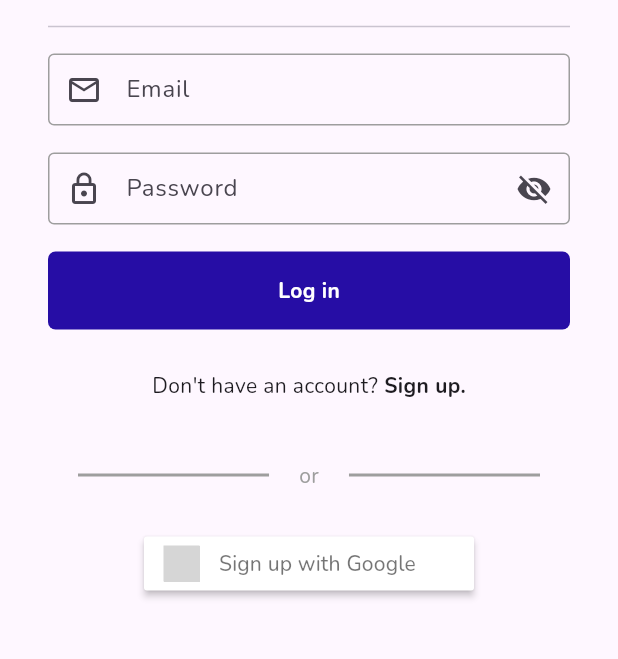
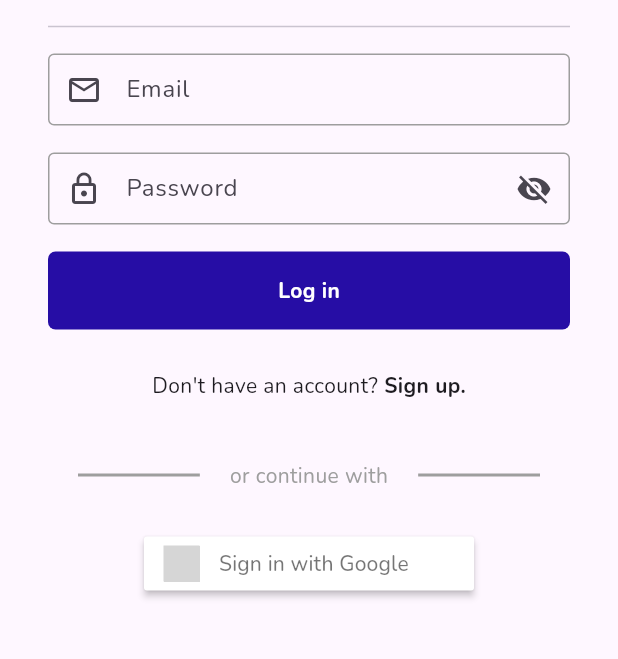
Before and after one commit to ronhedwigzape/bscs_chat, a Flutter app: the screen it shows after launch, on a phone screen of 412 x 824 dp, the part 368-1027 px from its top. Run offline on Flutter 3.47's test engine with Material 3 defaults, Android fonts, the light colour scheme and no system bars; drawn by our look-alikes of overlay_support; our stand-ins replace cloud_firestore, firebase_auth, firebase_core, firebase_storage, flutter_signin_button, google_fonts and 4 more; accounts and stored records are empty; grey boxes are pictures that could not be loaded.

Commit message:
refactor: improve login ui

```diff
--- a/lib/screens/login_screen.dart
+++ b/lib/screens/login_screen.dart
@@ -204,7 +204,7 @@ class _LoginScreenState extends State<LoginScreen> {
                     ),
                     SignInButton(
                       Buttons.Google,
-                      text: _isLoading ? "Loading..." : "Sign up with Google",
+                      text: _isLoading ? "Loading..." : "Sign in with Google",
                       onPressed: () async {
                         if (!_isLoading) {
                           setState(() {
--- a/lib/widgets/login_divider.dart
+++ b/lib/widgets/login_divider.dart
@@ -16,7 +16,7 @@ class LoginDivider extends StatelessWidget {
             endIndent: 20,
           ),
         ),
-        Text('or', style: TextStyle(color: Colors.grey),),
+        Text('or continue with', style: TextStyle(color: Colors.grey),),
         Expanded(
           child: Divider(
             color: Colors.grey,
```
Also changed, not shown: lib/screens/sign_up_screen.dart (+6 -3 lines).
